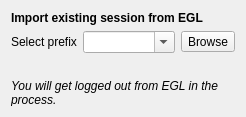
First picture: the form in rare/ui/components/dialogs/login/import_login.ui, repository RareDevs/Rare, before the edit.
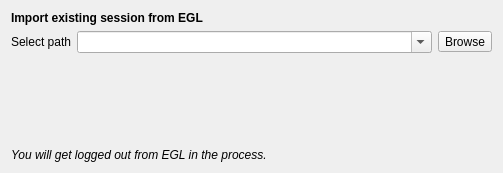
Second picture: the form after the edit.

Diff of the .ui file:
```diff
--- a/rare/ui/components/dialogs/login/import_login.ui
+++ b/rare/ui/components/dialogs/login/import_login.ui
@@ -6,8 +6,8 @@
    <rect>
     <x>0</x>
     <y>0</y>
-    <width>246</width>
-    <height>117</height>
+    <width>503</width>
+    <height>173</height>
    </rect>
   </property>
   <property name="windowTitle">
@@ -58,7 +58,7 @@
    <item row="1" column="0">
     <widget class="QLabel" name="prefix_label">
      <property name="text">
-      <string>Select prefix</string>
+      <string>Select path</string>
      </property>
     </widget>
    </item>
```
